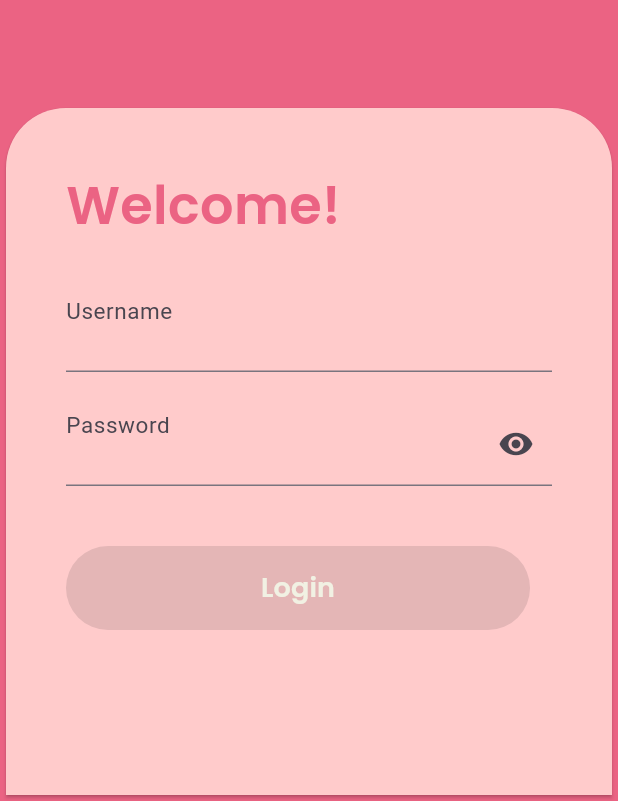
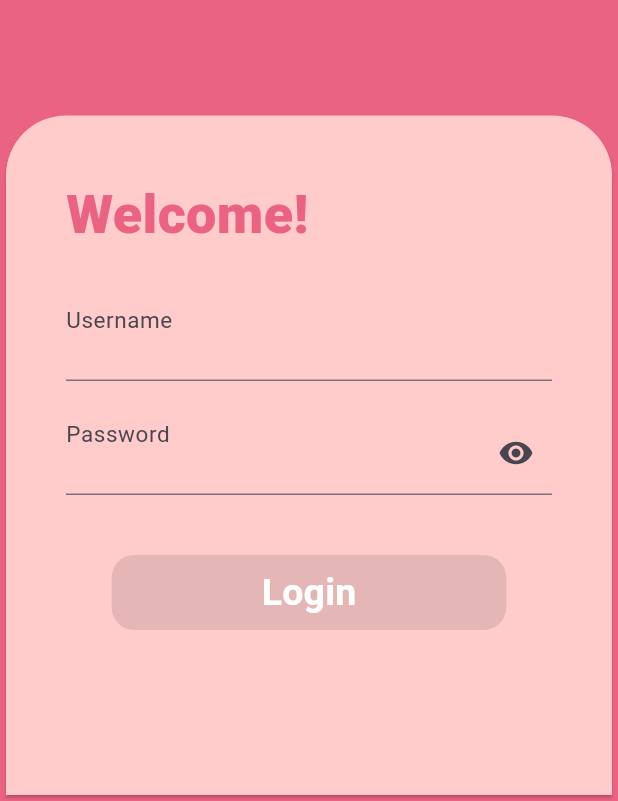
Before and after one commit to CCIT-6A-2-DaMeYu/Mobile-DaMeYu, a Flutter app: the LoginScreen screen opened directly, on a phone screen of 412 x 824 dp, the part 435-1236 px from its top. Run offline on Flutter 3.47's test engine with Material 3 defaults, Android fonts, the phone set to English and light mode, and no system bars; our stand-ins replace carousel_slider, dio, firebase_core, firebase_database, google_fonts, shared_preferences; accounts and stored records are empty.

Commit message:
Update Login Rapihkan Code & Finish Fixed

```diff
--- a/lib/main.dart
+++ b/lib/main.dart
@@ -1,6 +1,7 @@
 import 'package:dameyu_project/provider/login_provider.dart';
 import 'package:dameyu_project/provider/user_provider.dart';
 import 'package:dameyu_project/screen/chatbot/chatbot_screen.dart';
+import 'package:dameyu_project/screen/login/login_screen.dart';
 import 'package:dameyu_project/screen/navigation_bart.dart';
 import 'package:dameyu_project/screen/result_predict/result_predict_screen.dart';
 import 'package:dameyu_project/screen/splash_screen/splash_screen.dart';
@@ -34,7 +35,7 @@ class MyApp extends StatelessWidget {
       theme: ThemeData(
         useMaterial3: true,
       ),
-      home:  NavBar(),
+      home:  const LoginScreen(),
     );
   }
 }
--- a/lib/model/login/user_model.dart
+++ b/lib/model/login/user_model.dart
@@ -1,5 +1,4 @@
 class UserModel {
   final String token;
-
   UserModel(this.token);
 }
--- a/lib/provider/login_provider.dart
+++ b/lib/provider/login_provider.dart
@@ -19,7 +19,6 @@ class LoginProvider with ChangeNotifier {
     passwordController.dispose();
     super.dispose();
   }
-
 
   void setUsernameValue(String value) {
     _usernameValue = value;
--- a/lib/provider/user_provider.dart
+++ b/lib/provider/user_provider.dart
@@ -1,10 +1,8 @@
 import 'package:dameyu_project/model/login/user_model.dart';
 import 'package:flutter/material.dart';
 
-
 class UserProvider with ChangeNotifier {
   UserModel? _userModel;
-
   UserModel? get user => _userModel;
 
   void setUser(UserModel user) {
--- a/lib/screen/login/login_screen.dart
+++ b/lib/screen/login/login_screen.dart
@@ -1,4 +1,3 @@
-
 import 'package:dameyu_project/provider/login_provider.dart';
 import 'package:dameyu_project/screen/navigation_bart.dart';
 import 'package:dameyu_project/theme/theme_text_style.dart';
@@ -10,14 +9,13 @@ import 'package:flutter/material.dart';
 import 'package:provider/provider.dart';
 
 class LoginScreen extends StatefulWidget {
-   const LoginScreen({Key? key}) : super(key: key);
+  const LoginScreen({super.key});
 
   @override
   State<LoginScreen> createState() => _LoginScreenState();
 }
 
 class _LoginScreenState extends State<LoginScreen> {
-
   late Size mediaSize;
 
   @override
@@ -45,7 +43,6 @@ class _LoginScreenState extends State<LoginScreen> {
           const SizedBox(height: 20),
           Image.asset(
             "assets/logo3.png",
-
           ),
         ],
       ),
@@ -98,7 +95,8 @@ class _LoginScreenState extends State<LoginScreen> {
             const SizedBox(height: 30),
             const SizedBox(height: 10),
 
-            ButtonLogin(
+           Center(
+            child: ButtonLogin(
               title: 'Login',
               onPressed: (loginProvider.usernameValue.isNotEmpty && loginProvider.passwordValue.isNotEmpty)
               ? () async {
@@ -117,9 +115,11 @@ class _LoginScreenState extends State<LoginScreen> {
               }
               : null,
             ),
+          ),
           const SizedBox(height: 70),
           ],
         );
-    });
+      }
+    );
   }
 }
--- a/lib/theme/theme_text_style.dart
+++ b/lib/theme/theme_text_style.dart
@@ -4,9 +4,9 @@ import 'package:flutter/material.dart';
 import 'package:google_fonts/google_fonts.dart';
 
 class ThemeTextStyle {
-  TextStyle welcome = GoogleFonts.poppins(
-    fontSize: 35,
-    fontWeight: FontWeight.w600,
+  TextStyle welcome = GoogleFonts.leagueSpartan(
+    fontSize: 36,
+    fontWeight: FontWeight.w800,
     color: ThemeColor().pinkColor,
   );
 
@@ -16,10 +16,10 @@ class ThemeTextStyle {
     color: ThemeColor().pinkColor,
   );
 
-  TextStyle login = GoogleFonts.poppins(
-    fontSize: 18,
-    fontWeight: FontWeight.w600,
-    color: ThemeColor().white2Color,
+  TextStyle login = GoogleFonts.leagueSpartan(
+    fontSize: 25,
+    fontWeight: FontWeight.w700,
+    color: ThemeColor().whiteColor,
   );
 
   TextStyle artikel = GoogleFonts.poppins(
--- a/lib/widget/login/button_login_widget.dart
+++ b/lib/widget/login/button_login_widget.dart
@@ -1,4 +1,3 @@
-
 import 'package:dameyu_project/theme/theme_color.dart';
 import 'package:dameyu_project/theme/theme_text_style.dart';
 import 'package:flutter/material.dart';
@@ -16,8 +15,11 @@ class ButtonLogin extends StatelessWidget {
   Widget build(BuildContext context) {
     return ElevatedButton(
       style: ElevatedButton.styleFrom(
-      backgroundColor: ThemeColor().pinkColor,
-      padding: const EdgeInsets.symmetric(horizontal: 130.0, vertical: 15.0),
+        backgroundColor: ThemeColor().pinkColor,
+        shape: RoundedRectangleBorder(
+          borderRadius: BorderRadius.circular(15),
+        ),
+        padding: const EdgeInsets.symmetric(horizontal: 100.0, vertical: 7.0),
       ),
       onPressed: onPressed,
       child: Text(
--- a/lib/widget/login/card_widget.dart
+++ b/lib/widget/login/card_widget.dart
@@ -1,10 +1,8 @@
-
 import 'package:dameyu_project/theme/theme_color.dart';
 import 'package:flutter/material.dart';
 
 class CardWidget extends StatelessWidget {
   final Widget child;
-
   const CardWidget({super.key, required this.child});
 
   @override
```
Also changed, not shown: lib/utils/shared_preferences.dart (line endings or trailing spaces). Lines whose indentation alone changed are shown as unchanged.
